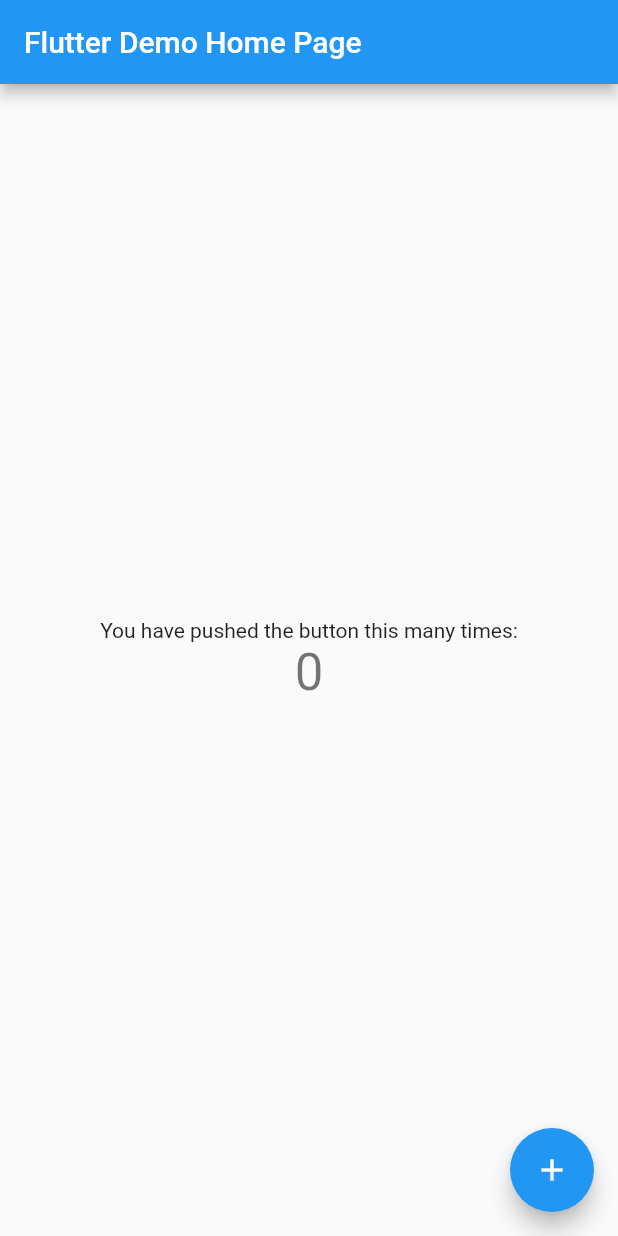
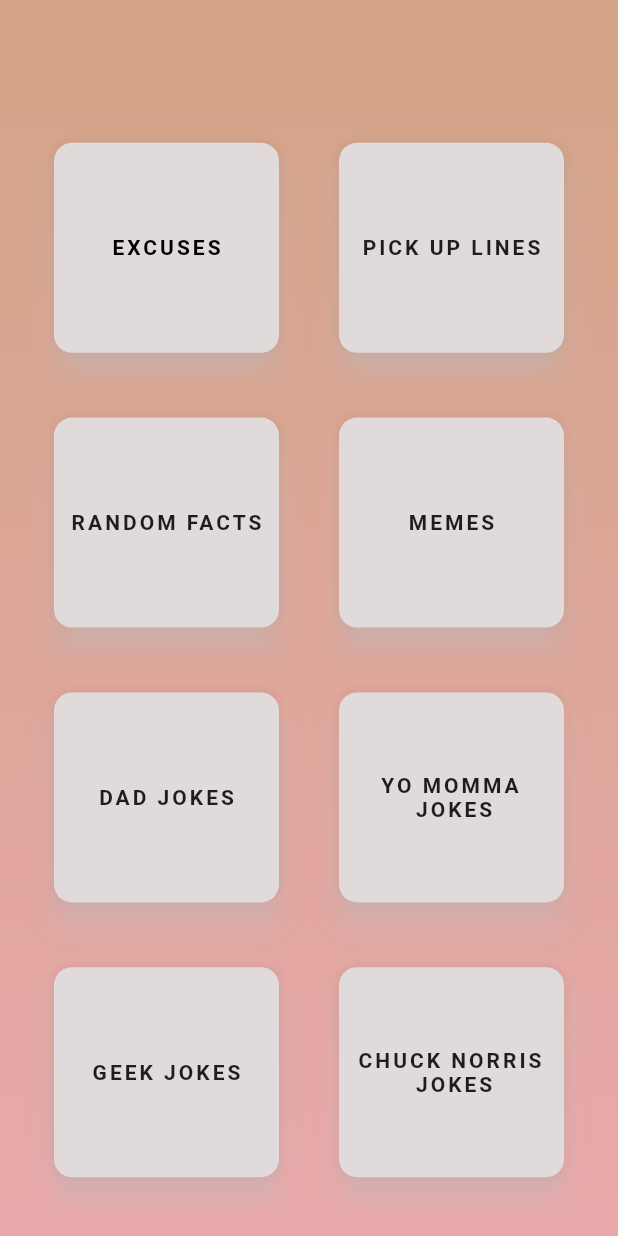
Before and after one commit to gu-tig333-ht22/Grupp-7-, a Flutter app: the screen it shows after launch, on a phone screen of 412 x 824 dp. Run offline on Flutter 3.47's test engine with Material 2 defaults, Android fonts, the phone set to English and light mode, and no system bars.

Commit message:
En första design av UI för hemvy 2

```diff
--- /dev/null
+++ b/lib/homeviewtwo.dart
@@ -0,0 +1,198 @@
+import 'package:flutter/material.dart';
+import 'package:flutter/services.dart';
+
+class HomeViewTwo extends StatelessWidget {
+  @override
+  Widget build(BuildContext context) {
+    return Scaffold(
+        appBar: AppBar(
+          backgroundColor: Color.fromARGB(255, 212, 164, 137),
+          systemOverlayStyle:
+              SystemUiOverlayStyle(statusBarBrightness: Brightness.light),
+          elevation: 0,
+        ),
+        body: categoryview());
+  }
+
+  Widget categoryview() {
+    return Container(
+      decoration: BoxDecoration(
+          gradient: LinearGradient(colors: [
+        Color.fromARGB(255, 212, 164, 137),
+        Color.fromARGB(255, 233, 168, 170)
+      ], begin: Alignment.topCenter, end: Alignment.bottomCenter)),
+      child: Row(
+        mainAxisAlignment: MainAxisAlignment.spaceEvenly,
+        children: [
+          Column(
+            mainAxisAlignment: MainAxisAlignment.spaceEvenly,
+            children: [_excuses(), _randomfacts(), _dadjokes(), _geekjokes()],
+          ),
+          Column(
+            mainAxisAlignment: MainAxisAlignment.spaceEvenly,
+            children: [
+              _pickuplines(),
+              _memes(),
+              _yomommajokes(),
+              _chucknorrisjokes()
+            ],
+          ),
+        ],
+      ),
+    );
+  }
+
+  Widget _excuses() {
+    return Card(
+        shadowColor: Color.fromARGB(255, 255, 250, 251),
+        shape: RoundedRectangleBorder(borderRadius: BorderRadius.circular(12)),
+        color: Color.fromARGB(255, 225, 218, 218),
+        elevation: 8,
+        child: SizedBox(
+            height: 140,
+            width: 150,
+            child: Center(
+              child: Text(
+                'EXCUSES',
+                style: TextStyle(
+                  letterSpacing: 2,
+                  color: Colors.black,
+                  fontWeight: FontWeight.bold,
+                ),
+              ),
+            )));
+  }
+
+  Widget _randomfacts() {
+    return Card(
+      shadowColor: Color.fromARGB(255, 255, 250, 251),
+      shape: RoundedRectangleBorder(borderRadius: BorderRadius.circular(12)),
+      color: Color.fromARGB(255, 225, 218, 218),
+      elevation: 8,
+      child: SizedBox(
+          height: 140,
+          width: 150,
+          child: Center(
+              child: Text('RANDOM FACTS',
+                  style: TextStyle(
+                    letterSpacing: 2,
+                    fontWeight: FontWeight.bold,
+                  )))),
+    );
+  }
+
+  Widget _dadjokes() {
+    return Stack(
+      children: [
+        Card(
+          shadowColor: Color.fromARGB(255, 255, 250, 251),
+          shape:
+              RoundedRectangleBorder(borderRadius: BorderRadius.circular(12)),
+          color: Color.fromARGB(255, 225, 218, 218),
+          elevation: 8,
+          child: SizedBox(
+              height: 140,
+              width: 150,
+              child: Center(
+                  child: Text('DAD JOKES',
+                      style: TextStyle(
+                        letterSpacing: 2,
+                        fontWeight: FontWeight.bold,
+                      )))),
+        ),
+      ],
+    );
+  }
+
+  Widget _pickuplines() {
+    return Card(
+      shadowColor: Color.fromARGB(255, 255, 250, 251),
+      shape: RoundedRectangleBorder(borderRadius: BorderRadius.circular(12)),
+      color: Color.fromARGB(255, 225, 218, 218),
+      elevation: 8,
+      child: SizedBox(
+          height: 140,
+          width: 150,
+          child: Center(
+              child: Text('PICK UP LINES',
+                  style: TextStyle(
+                    letterSpacing: 2,
+                    fontWeight: FontWeight.bold,
+                  )))),
+    );
+  }
+
+  Widget _memes() {
+    return Card(
+      shadowColor: Color.fromARGB(255, 255, 250, 251),
+      shape: RoundedRectangleBorder(borderRadius: BorderRadius.circular(12)),
+      color: Color.fromARGB(255, 225, 218, 218),
+      elevation: 8,
+      child: SizedBox(
+          height: 140,
+          width: 150,
+          child: Center(
+              child: Text('MEMES',
+                  style: TextStyle(
+                    letterSpacing: 2,
+                    fontWeight: FontWeight.bold,
+                  )))),
+    );
+  }
+
+  Widget _yomommajokes() {
+    return Card(
+      shadowColor: Color.fromARGB(255, 255, 250, 251),
+      shape: RoundedRectangleBorder(borderRadius: BorderRadius.circular(12)),
+      color: Color.fromARGB(255, 225, 218, 218),
+      elevation: 8,
+      child: SizedBox(
+          height: 140,
+          width: 150,
+          child: Center(
+              child: Text('YO MOMMA \n JOKES',
+                  textAlign: TextAlign.center,
+                  style: TextStyle(
+                    letterSpacing: 2,
+                    fontWeight: FontWeight.bold,
+                  )))),
+    );
+  }
+
+  Widget _geekjokes() {
+    return Card(
+      shadowColor: Color.fromARGB(255, 255, 250, 251),
+      shape: RoundedRectangleBorder(borderRadius: BorderRadius.circular(12)),
+      color: Color.fromARGB(255, 225, 218, 218),
+      elevation: 8,
+      child: SizedBox(
+          height: 140,
+          width: 150,
+          child: Center(
+              child: Text('GEEK JOKES',
+                  style: TextStyle(
+                    letterSpacing: 2,
+                    fontWeight: FontWeight.bold,
+                  )))),
+    );
+  }
+
+  Widget _chucknorrisjokes() {
+    return Card(
+      shadowColor: Color.fromARGB(255, 255, 250, 251),
+      shape: RoundedRectangleBorder(borderRadius: BorderRadius.circular(12)),
+      color: Color.fromARGB(255, 225, 218, 218),
+      elevation: 8,
+      child: SizedBox(
+          height: 140,
+          width: 150,
+          child: Center(
+              child: Text('CHUCK NORRIS \n JOKES',
+                  textAlign: TextAlign.center,
+                  style: TextStyle(
+                    letterSpacing: 2,
+                    fontWeight: FontWeight.bold,
+                  )))),
+    );
+  }
+}
--- a/lib/main.dart
+++ b/lib/main.dart
@@ -1,115 +1,16 @@
 import 'package:flutter/material.dart';
+import 'package:template/homeviewtwo.dart';
 
 void main() {
-  runApp(const MyApp());
+  runApp(MyApp());
 }
 
 class MyApp extends StatelessWidget {
-  const MyApp({Key? key}) : super(key: key);
-
-  // This widget is the root of your application.
   @override
   Widget build(BuildContext context) {
     return MaterialApp(
-      title: 'Flutter Demo',
-      theme: ThemeData(
-        // This is the theme of your application.
-        //
-        // Try running your application with "flutter run". You'll see the
-        // application has a blue toolbar. Then, without quitting the app, try
-        // changing the primarySwatch below to Colors.green and then invoke
-        // "hot reload" (press "r" in the console where you ran "flutter run",
-        // or simply save your changes to "hot reload" in a Flutter IDE).
-        // Notice that the counter didn't reset back to zero; the application
-        // is not restarted.
-        primarySwatch: Colors.blue,
-      ),
-      home: const MyHomePage(title: 'Flutter Demo Home Page'),
+      home: HomeViewTwo(),
+      debugShowCheckedModeBanner: false,
     );
   }
 }
-
-class MyHomePage extends StatefulWidget {
-  const MyHomePage({Key? key, required this.title}) : super(key: key);
-
-  // This widget is the home page of your application. It is stateful, meaning
-  // that it has a State object (defined below) that contains fields that affect
-  // how it looks.
-
-  // This class is the configuration for the state. It holds the values (in this
-  // case the title) provided by the parent (in this case the App widget) and
-  // used by the build method of the State. Fields in a Widget subclass are
-  // always marked "final".
-
-  final String title;
-
-  @override
-  State<MyHomePage> createState() => _MyHomePageState();
-}
-
-class _MyHomePageState extends State<MyHomePage> {
-  int _counter = 0;
-
-  void _incrementCounter() {
-    setState(() {
-      // This call to setState tells the Flutter framework that something has
-      // changed in this State, which causes it to rerun the build method below
-      // so that the display can reflect the updated values. If we changed
-      // _counter without calling setState(), then the build method would not be
-      // called again, and so nothing would appear to happen.
-      _counter++;
-    });
-  }
-
-  @override
-  Widget build(BuildContext context) {
-    // This method is rerun every time setState is called, for instance as done
-    // by the _incrementCounter method above.
-    //
-    // The Flutter framework has been optimized to make rerunning build methods
-    // fast, so that you can just rebuild anything that needs updating rather
-    // than having to individually change instances of widgets.
-    return Scaffold(
-      appBar: AppBar(
-        // Here we take the value from the MyHomePage object that was created by
-        // the App.build method, and use it to set our appbar title.
-        title: Text(widget.title),
-      ),
-      body: Center(
-        // Center is a layout widget. It takes a single child and positions it
-        // in the middle of the parent.
-        child: Column(
-          // Column is also a layout widget. It takes a list of children and
-          // arranges them vertically. By default, it sizes itself to fit its
-          // children horizontally, and tries to be as tall as its parent.
-          //
-          // Invoke "debug painting" (press "p" in the console, choose the
-          // "Toggle Debug Paint" action from the Flutter Inspector in Android
-          // Studio, or the "Toggle Debug Paint" command in Visual Studio Code)
-          // to see the wireframe for each widget.
-          //
-          // Column has various properties to control how it sizes itself and
-          // how it positions its children. Here we use mainAxisAlignment to
-          // center the children vertically; the main axis here is the vertical
-          // axis because Columns are vertical (the cross axis would be
-          // horizontal).
-          mainAxisAlignment: MainAxisAlignment.center,
-          children: <Widget>[
-            const Text(
-              'You have pushed the button this many times:',
-            ),
-            Text(
-              '$_counter',
-              style: Theme.of(context).textTheme.headline4,
-            ),
-          ],
-        ),
-      ),
-      floatingActionButton: FloatingActionButton(
-        onPressed: _incrementCounter,
-        tooltip: 'Increment',
-        child: const Icon(Icons.add),
-      ), // This trailing comma makes auto-formatting nicer for build methods.
-    );
-  }
-}
```
